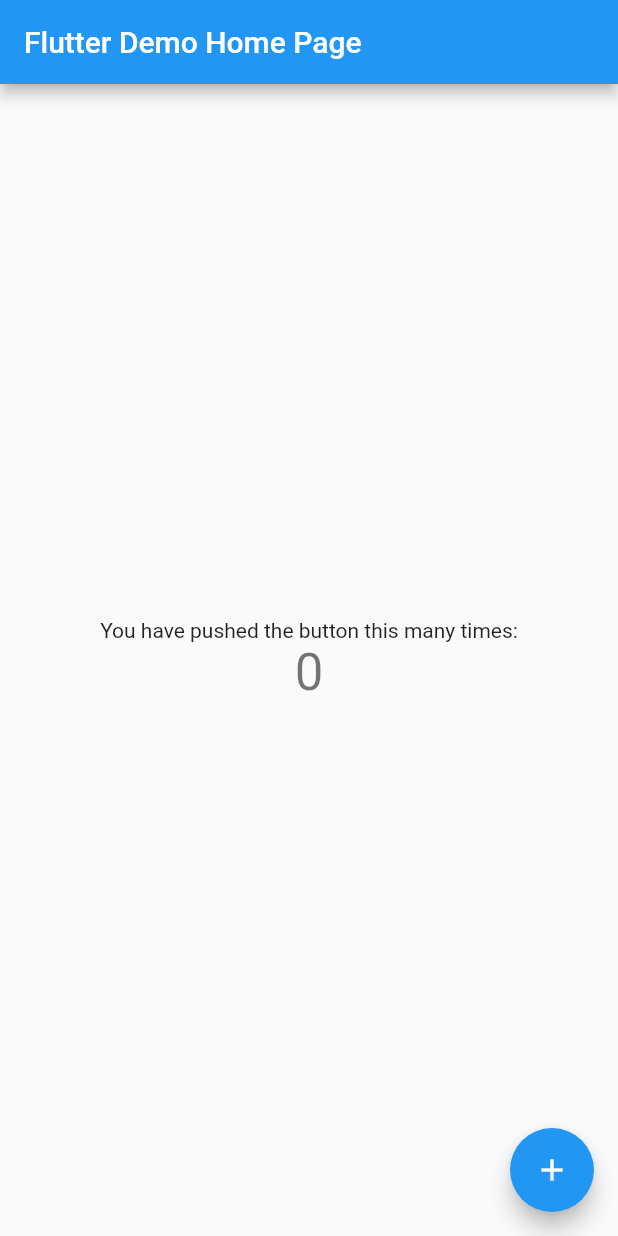
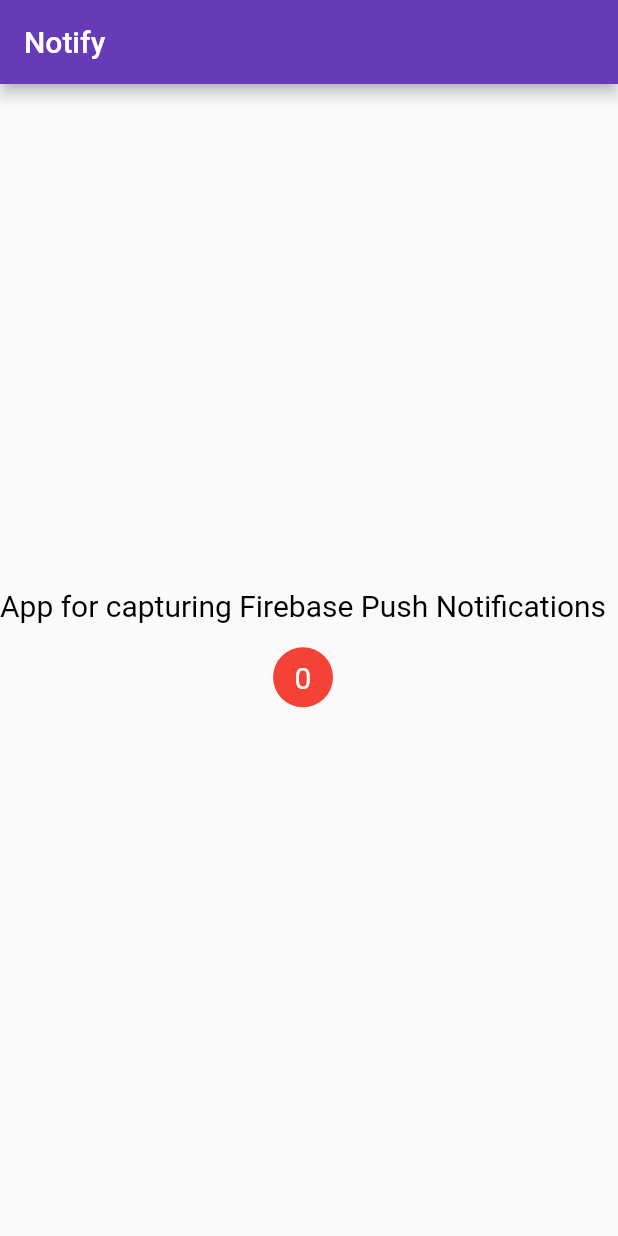
Before and after one commit to andre-alck/notify_app, a Flutter app: the screen it shows after launch, on a phone screen of 412 x 824 dp. Run offline on Flutter 3.47's test engine with Material 2 defaults, Android fonts, the phone set to English and light mode, and no system bars.

Commit message:
feat: flutter ui

```diff
--- a/lib/main.dart
+++ b/lib/main.dart
@@ -1,4 +1,5 @@
 import 'package:flutter/material.dart';
+import 'package:flutter/services.dart';
 
 void main() {
   runApp(const MyApp());
@@ -6,110 +7,86 @@ void main() {
 
 class MyApp extends StatelessWidget {
   const MyApp({Key? key}) : super(key: key);
-
-  // This widget is the root of your application.
   @override
   Widget build(BuildContext context) {
     return MaterialApp(
-      title: 'Flutter Demo',
+      title: 'Notify',
       theme: ThemeData(
-        // This is the theme of your application.
-        //
-        // Try running your application with "flutter run". You'll see the
-        // application has a blue toolbar. Then, without quitting the app, try
-        // changing the primarySwatch below to Colors.green and then invoke
-        // "hot reload" (press "r" in the console where you ran "flutter run",
-        // or simply save your changes to "hot reload" in a Flutter IDE).
-        // Notice that the counter didn't reset back to zero; the application
-        // is not restarted.
-        primarySwatch: Colors.blue,
+        primarySwatch: Colors.deepPurple,
       ),
-      home: const MyHomePage(title: 'Flutter Demo Home Page'),
+      debugShowCheckedModeBanner: false,
+      home: const HomePage(),
     );
   }
 }
 
-class MyHomePage extends StatefulWidget {
-  const MyHomePage({Key? key, required this.title}) : super(key: key);
-
-  // This widget is the home page of your application. It is stateful, meaning
-  // that it has a State object (defined below) that contains fields that affect
-  // how it looks.
-
-  // This class is the configuration for the state. It holds the values (in this
-  // case the title) provided by the parent (in this case the App widget) and
-  // used by the build method of the State. Fields in a Widget subclass are
-  // always marked "final".
-
-  final String title;
+class HomePage extends StatefulWidget {
+  const HomePage({Key? key}) : super(key: key);
 
   @override
-  State<MyHomePage> createState() => _MyHomePageState();
+  State<HomePage> createState() => _HomePageState();
 }
 
-class _MyHomePageState extends State<MyHomePage> {
-  int _counter = 0;
+class _HomePageState extends State<HomePage> {
+  late int _totalNotifications;
 
-  void _incrementCounter() {
-    setState(() {
-      // This call to setState tells the Flutter framework that something has
-      // changed in this State, which causes it to rerun the build method below
-      // so that the display can reflect the updated values. If we changed
-      // _counter without calling setState(), then the build method would not be
-      // called again, and so nothing would appear to happen.
-      _counter++;
-    });
+  @override
+  void initState() {
+    _totalNotifications = 0;
+    super.initState();
   }
 
   @override
   Widget build(BuildContext context) {
-    // This method is rerun every time setState is called, for instance as done
-    // by the _incrementCounter method above.
-    //
-    // The Flutter framework has been optimized to make rerunning build methods
-    // fast, so that you can just rebuild anything that needs updating rather
-    // than having to individually change instances of widgets.
     return Scaffold(
       appBar: AppBar(
-        // Here we take the value from the MyHomePage object that was created by
-        // the App.build method, and use it to set our appbar title.
-        title: Text(widget.title),
+        title: const Text('Notify'),
+        systemOverlayStyle: SystemUiOverlayStyle.dark,
       ),
-      body: Center(
-        // Center is a layout widget. It takes a single child and positions it
-        // in the middle of the parent.
-        child: Column(
-          // Column is also a layout widget. It takes a list of children and
-          // arranges them vertically. By default, it sizes itself to fit its
-          // children horizontally, and tries to be as tall as its parent.
-          //
-          // Invoke "debug painting" (press "p" in the console, choose the
-          // "Toggle Debug Paint" action from the Flutter Inspector in Android
-          // Studio, or the "Toggle Debug Paint" command in Visual Studio Code)
-          // to see the wireframe for each widget.
-          //
-          // Column has various properties to control how it sizes itself and
-          // how it positions its children. Here we use mainAxisAlignment to
-          // center the children vertically; the main axis here is the vertical
-          // axis because Columns are vertical (the cross axis would be
-          // horizontal).
-          mainAxisAlignment: MainAxisAlignment.center,
-          children: <Widget>[
-            const Text(
-              'You have pushed the button this many times:',
-            ),
-            Text(
-              '$_counter',
-              style: Theme.of(context).textTheme.headline4,
-            ),
-          ],
-        ),
+      body: Column(
+        mainAxisAlignment: MainAxisAlignment.center,
+        children: [
+          const Text(
+            'App for capturing Firebase Push Notifications',
+            textAlign: TextAlign.center,
+            style: TextStyle(color: Colors.black, fontSize: 20),
+          ),
+          const SizedBox(height: 16.0),
+          NotificationBadge(totalNotifications: _totalNotifications),
+          const SizedBox(height: 16.0),
+        ],
       ),
-      floatingActionButton: FloatingActionButton(
-        onPressed: _incrementCounter,
-        tooltip: 'Increment',
-        child: const Icon(Icons.add),
-      ), // This trailing comma makes auto-formatting nicer for build methods.
     );
   }
 }
+
+class NotificationBadge extends StatelessWidget {
+  final int totalNotifications;
+
+  const NotificationBadge({Key? key, required this.totalNotifications}) : super(key: key);
+
+
+  @override
+  Widget build(BuildContext context) {
+    return Container(
+      width: 40.0,
+      height: 40.0,
+      decoration: const BoxDecoration(
+        color: Colors.red,
+        shape: BoxShape.circle,
+      ),
+      child: Center(
+        child: Padding(
+          padding: const EdgeInsets.all(8.0),
+          child: Text(
+            '$totalNotifications',
+            style: const TextStyle(
+              color: Colors.white,
+              fontSize: 20,
+            ),
+          ),
+        ),
+      ),
+    );
+  }
+}
```
